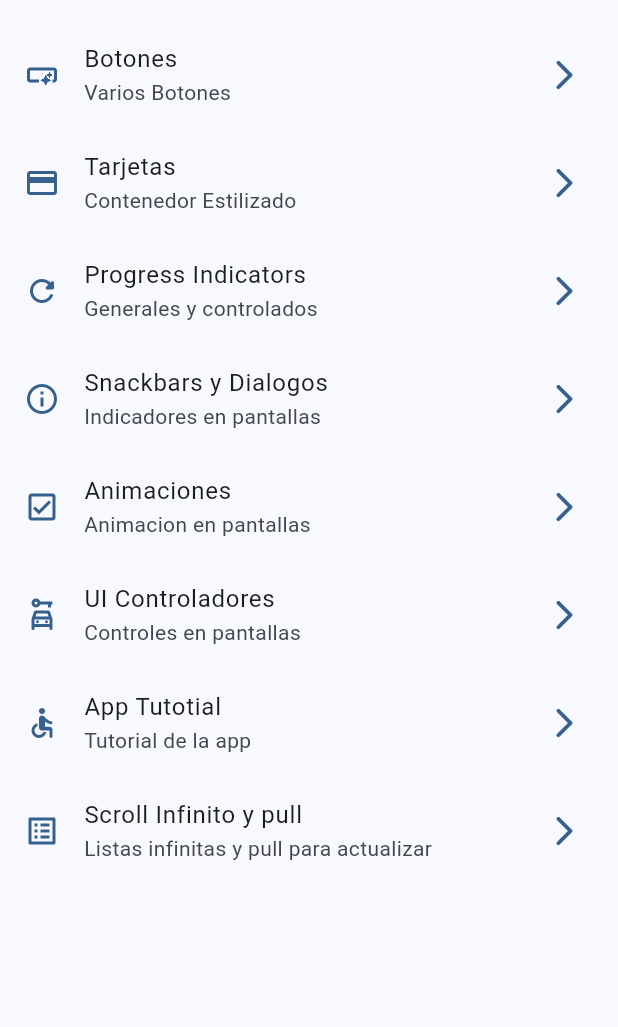
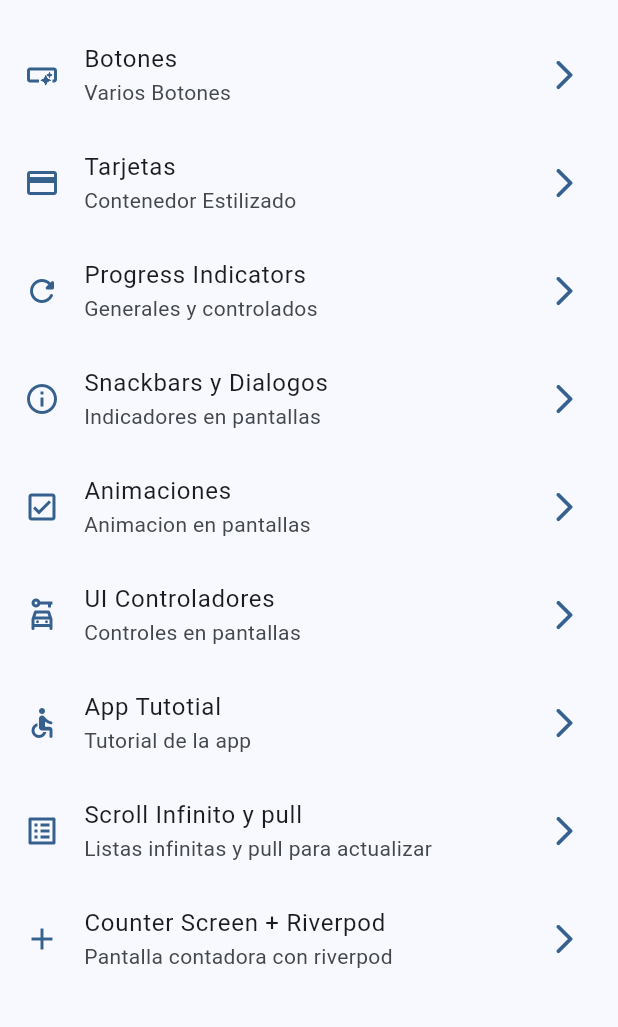
Before and after one commit to EduirBR/widgets_app_devtalles_curso, a Flutter app: the screen it shows after launch, on a phone screen of 412 x 824 dp, the part 63-1090 px from its top. Run offline on Flutter 3.47's test engine with Material 3 defaults, Android fonts, the phone set to English and light mode, and no system bars; our stand-ins replace animate_do, flutter_riverpod, go_router.

Commit message:
basic riverpod added

```diff
--- a/lib/config/menu/menu_items.dart
+++ b/lib/config/menu/menu_items.dart
@@ -54,4 +54,9 @@ const List<MenuItem> appMenuItems = <MenuItem>[
       subTitle: 'Listas infinitas y pull para actualizar',
       url: '/iscroll',
       icon: Icons.list_alt_outlined),
+  MenuItem(
+      title: 'Counter Screen + Riverpod',
+      subTitle: 'Pantalla contadora con riverpod',
+      url: '/counters',
+      icon: Icons.add),
 ];
--- a/lib/config/router/app_router.dart
+++ b/lib/config/router/app_router.dart
@@ -34,6 +34,10 @@ class AppRouter {
         path: '/iscroll',
         name: InfiniteScroolScreen.name,
         view: const InfiniteScroolScreen()),
+    addRoute(
+        path: '/counters',
+        name: CounterScreen.name,
+        view: const CounterScreen()),
   ];
 
   static GoRouter router = GoRouter(initialLocation: '/', routes: routes);
--- a/lib/main.dart
+++ b/lib/main.dart
@@ -1,8 +1,11 @@
 import 'package:flutter/material.dart';
+import 'package:flutter_riverpod/flutter_riverpod.dart';
 import 'package:widgets_app/config/router/app_router.dart';
 import 'package:widgets_app/config/themes/app_theme.dart';
 
-void main() => runApp(const MyApp());
+void main() {
+  runApp(const ProviderScope(child: MyApp()));
+}
 
 class MyApp extends StatelessWidget {
   const MyApp({super.key});
--- /dev/null
+++ b/lib/presentation/providers/counter_providers.dart
@@ -0,0 +1,3 @@
+import 'package:flutter_riverpod/flutter_riverpod.dart';
+
+final counterProvider = StateProvider((ref) => 0);
--- /dev/null
+++ b/lib/presentation/providers/theme_provider.dart
@@ -0,0 +1,3 @@
+import 'package:flutter_riverpod/flutter_riverpod.dart';
+
+final isDarkmodeProvider = StateProvider((dark) => false);
--- a/lib/presentation/screens/screens.dart
+++ b/lib/presentation/screens/screens.dart
@@ -1,3 +1,5 @@
+export 'package:widgets_app/presentation/screens/counter/counter_screen.dart';
+
 export 'package:widgets_app/presentation/screens/animated/animated_screen.dart';
 export 'package:widgets_app/presentation/screens/app_tutorial/app_tutorial_screen.dart';
 export 'package:widgets_app/presentation/screens/inifinite/inifinite_scroll_screen.dart';
--- a/pubspec.yaml
+++ b/pubspec.yaml
@@ -36,6 +36,8 @@ dependencies:
     cupertino_icons: ^1.0.8
     go_router: ^14.6.0
     animate_do: ^3.3.4
+    flutter_riverpod: ^2.6.1
+    riverpod_annotation: ^2.6.1
 
 dev_dependencies:
     flutter_test:
@@ -47,6 +49,10 @@ dev_dependencies:
     # package. See that file for information about deactivating specific lint
     # rules and activating additional ones.
     flutter_lints: ^4.0.0
+    riverpod_generator: ^2.6.3
+    build_runner: ^2.4.13
+    custom_lint: ^0.7.0
+    riverpod_lint: ^2.6.3
 
 # For information on the generic Dart part of this file, see the
 # following page: https://dart.dev/tools/pub/pubspec
```
Also changed, not shown: lib/presentation/screens/counter/counter_screen.dart (added, +41 -0 lines), pubspec.lock.
